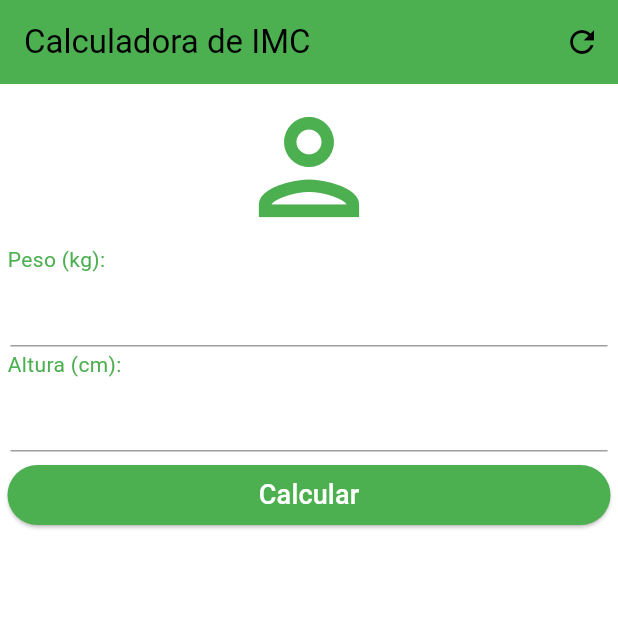
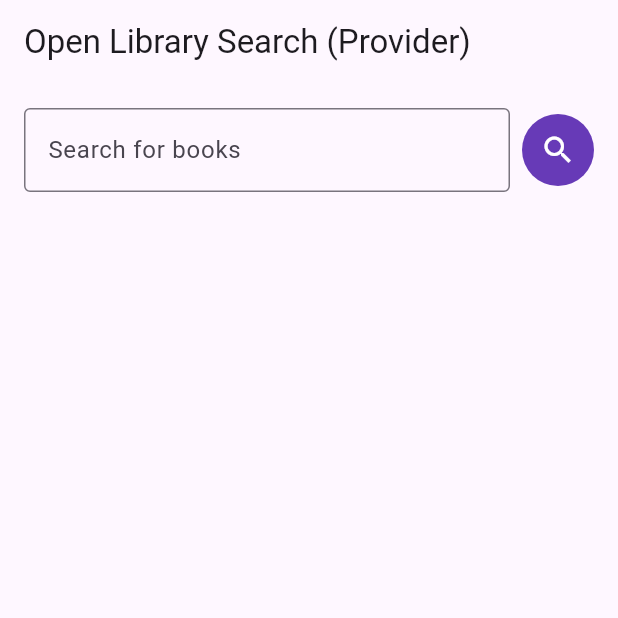
Before and after one commit to Renato556/library, a Flutter app: the screen it shows after launch, on a phone screen of 412 x 824 dp, the top half of it. Run offline on Flutter 3.47's test engine with Material 3 defaults, Android fonts, the phone set to English and light mode, and no system bars.

Commit message:
open library

```diff
--- a/lib/main.dart
+++ b/lib/main.dart
@@ -1,17 +1,16 @@
-import 'dart:math';
-
+// main.dart
 import 'package:flutter/material.dart';
-import 'package:flutter/services.dart';
+import 'package:provider/provider.dart';
+import 'views/search_page.dart';
+import 'services/api_service.dart';
 
 void main() {
-  WidgetsFlutterBinding.ensureInitialized();
-  SystemChrome.setSystemUIOverlayStyle(
-    SystemUiOverlayStyle(
-      statusBarColor: Colors.green,
-      statusBarBrightness: Brightness.light,
+  runApp(
+    ChangeNotifierProvider(
+      create: (context) => ApiService(),
+      child: const MyApp(),
     ),
   );
-  runApp(MyApp());
 }
 
 class MyApp extends StatelessWidget {
@@ -20,161 +19,9 @@ class MyApp extends StatelessWidget {
   @override
   Widget build(BuildContext context) {
     return MaterialApp(
-      title: 'Calculadora de IMC',
-      theme: ThemeData(
-        primarySwatch: Colors.green,
-        primaryColor: Colors.green,
-        textTheme: TextTheme(
-          bodyMedium: TextStyle(color: Colors.green),
-          titleMedium: TextStyle(color: Colors.green),
-          headlineMedium: TextStyle(color: Colors.green),
-        ),
-        colorScheme: ColorScheme.fromSwatch(primarySwatch: Colors.green),
-      ),
-      home: MyHomePage(title: 'Calculadora de IMC'),
+      title: 'Open Library Search',
+      theme: ThemeData(primarySwatch: Colors.blue),
+      home: const SearchPage(),
     );
   }
 }
-
-class MyHomePage extends StatefulWidget {
-  const MyHomePage({super.key, required this.title});
-  final String title;
-
-  @override
-  State<MyHomePage> createState() => _MyHomePageState();
-}
-
-class _MyHomePageState extends State<MyHomePage> {
-  String _result = '';
-  final TextEditingController _pesoController = TextEditingController();
-  final TextEditingController _alturaController = TextEditingController();
-
-  double _calculateIMC() {
-    final peso = double.parse(_pesoController.text);
-    final altura = double.parse(_alturaController.text) / 100;
-
-    return (peso / pow(altura, 2));
-  }
-
-  void _setStatus() {
-    double imc = _calculateIMC();
-    String status;
-
-    if (imc < 18.5) {
-      status = "Abaixo do peso - IMC:(${imc.toStringAsFixed(3)})";
-    } else if (imc < 24.9) {
-      status = "Peso ideal - IMC:(${imc.toStringAsFixed(3)})";
-    } else if (imc < 29.9) {
-      status = "Sobrepeso - IMC:(${imc.toStringAsFixed(3)})";
-    } else if (imc < 34.9) {
-      status = "Obesidade Grau I - IMC:(${imc.toStringAsFixed(3)})";
-    } else if (imc < 39.9) {
-      status = "Obesidade Grau II - IMC:(${imc.toStringAsFixed(3)})";
-    } else {
-      status = "Obesidade Grau III - IMC:(${imc.toStringAsFixed(3)})";
-    }
-
-    setState(() {
-      _result = status;
-    });
-  }
-
-  void _clear() {
-    setState(() {
-      _result = '';
-      _pesoController.clear();
-      _alturaController.clear();
-    });
-  }
-
-  TextField getTextField(requiredController) {
-    return TextField(
-      controller: requiredController,
-      style: TextStyle(color: Colors.green, fontSize: 18.0),
-      textAlign: TextAlign.center,
-      cursorColor: Colors.black,
-      decoration: InputDecoration(
-        enabledBorder: UnderlineInputBorder(
-          borderSide: BorderSide(color: Colors.grey, width: 1.0),
-        ),
-        focusedBorder: UnderlineInputBorder(
-          borderSide: BorderSide(color: Colors.black, width: 1.0),
-        ),
-      ),
-      keyboardType: TextInputType.numberWithOptions(decimal: true),
-      inputFormatters: <TextInputFormatter>[
-        FilteringTextInputFormatter.allow(RegExp(r'^[0-9]*\.?[0-9]*$')),
-      ],
-    );
-  }
-
-  @override
-  Widget build(BuildContext context) {
-    return Scaffold(
-      appBar: AppBar(
-        title: Text(widget.title),
-        backgroundColor: Colors.green,
-        actions: <Widget>[
-          IconButton(icon: Icon(Icons.refresh), onPressed: _clear),
-        ],
-      ),
-      body: Padding(
-        padding: EdgeInsets.all(5.0),
-        child: Column(
-          crossAxisAlignment: CrossAxisAlignment.start,
-          children: [
-            Center(
-              child: Icon(
-                Icons.person_outlined,
-                size: 100,
-                color: Colors.green,
-              ),
-            ),
-            Padding(
-              padding: EdgeInsets.only(top: 2.0),
-              child: Text('Peso (kg):'),
-            ),
-            Padding(
-              padding: EdgeInsets.symmetric(horizontal: 2.0),
-              child: getTextField(_pesoController),
-            ),
-            Padding(
-              padding: EdgeInsets.only(top: 2.0),
-              child: Text('Altura (cm):'),
-            ),
-            Padding(
-              padding: EdgeInsets.symmetric(horizontal: 2.0),
-              child: getTextField(_alturaController),
-            ),
-            Padding(
-              padding: EdgeInsets.only(top: 5.0),
-              child: SizedBox(
-                width: double.infinity,
-                child: ElevatedButton(
-                  onPressed: _setStatus,
-                  style: ElevatedButton.styleFrom(
-                    backgroundColor: Colors.green,
-                  ),
-                  child: Text(
-                    'Calcular',
-                    style: TextStyle(color: Colors.white, fontSize: 18.0),
-                  ),
-                ),
-              ),
-            ),
-            if (_result.isNotEmpty)
-              Padding(
-                padding: EdgeInsets.only(top: 10.0),
-                child: Center(
-                  child: Text(
-                    _result,
-                    style: TextStyle(color: Colors.green, fontSize: 18.0),
-                  ),
-                ),
-              ),
-          ],
-        ),
-      ),
-    );
-  }
-}
--- /dev/null
+++ b/lib/models/book.dart
@@ -0,0 +1,29 @@
+// models/book.dart
+class Book {
+  final String title;
+  final List<String> authors;
+  final int? coverId;
+  final String? firstPublishYear;
+
+  Book({
+    required this.title,
+    required this.authors,
+    this.coverId,
+    this.firstPublishYear,
+  });
+
+  factory Book.fromJson(Map<String, dynamic> json) {
+    return Book(
+      title: json['title'] ?? 'No title',
+      authors: (json['author_name'] as List?)?.cast<String>() ?? ['Unknown author'],
+      coverId: json['cover_i'],
+      firstPublishYear: json['first_publish_year']?.toString(),
+    );
+  }
+
+  String get coverUrl {
+    return coverId != null
+        ? 'https://covers.openlibrary.org/b/id/$coverId-M.jpg'
+        : 'https://openlibrary.org/images/icons/avatar_book-sm.png';
+  }
+}
--- /dev/null
+++ b/lib/services/api_service.dart
@@ -0,0 +1,52 @@
+// services/api_service.dart
+import 'dart:convert';
+import 'package:flutter/material.dart';
+import 'package:http/http.dart' as http;
+import '../models/book.dart';
+
+class ApiService with ChangeNotifier {
+  List<Book> _books = [];
+  bool _isLoading = false;
+  String _errorMessage = '';
+
+  List<Book> get books => _books;
+  bool get isLoading => _isLoading;
+  String get errorMessage => _errorMessage;
+
+  Future<void> searchBooks(String query) async {
+    if (query.isEmpty) return;
+
+    _isLoading = true;
+    _errorMessage = '';
+    notifyListeners();
+
+    try {
+      final response = await http.get(
+        Uri.parse('https://openlibrary.org/search.json?q=$query'),
+      );
+
+      if (response.statusCode == 200) {
+        final data = jsonDecode(response.body);
+        final docs = data['docs'] as List<dynamic>;
+
+        _books = docs.map((doc) => Book.fromJson(doc)).toList();
+        if (_books.isEmpty) {
+          _errorMessage = 'No books found';
+        }
+      } else {
+        _errorMessage = 'Error: ${response.statusCode}';
+      }
+    } catch (e) {
+      _errorMessage = 'Connection error';
+    } finally {
+      _isLoading = false;
+      notifyListeners();
+    }
+  }
+
+  void clearSearch() {
+    _books = [];
+    _errorMessage = '';
+    notifyListeners();
+  }
+}
--- /dev/null
+++ b/lib/views/search_page.dart
@@ -0,0 +1,117 @@
+import 'package:flutter/material.dart';
+import 'package:provider/provider.dart';
+import '../services/api_service.dart';
+import 'book_list.dart';
+
+class SearchPage extends StatefulWidget {
+  const SearchPage({super.key});
+
+  @override
+  State<SearchPage> createState() => _SearchPageState();
+}
+
+class _SearchPageState extends State<SearchPage> {
+  final TextEditingController _searchController = TextEditingController();
+  final FocusNode _searchFocusNode = FocusNode();
+  bool _showClearButton = false;
+
+  @override
+  void initState() {
+    super.initState();
+    _searchFocusNode.addListener(_onFocusChange);
+    _searchController.addListener(_onTextChanged);
+  }
+
+  void _onFocusChange() {
+    setState(() {
+      _showClearButton =
+          _searchFocusNode.hasFocus || _searchController.text.isNotEmpty;
+    });
+  }
+
+  void _onTextChanged() {
+    setState(() {
+      _showClearButton =
+          _searchController.text.isNotEmpty || _searchFocusNode.hasFocus;
+    });
+  }
+
+  @override
+  void dispose() {
+    _searchFocusNode.removeListener(_onFocusChange);
+    _searchFocusNode.dispose();
+    _searchController.dispose();
+    super.dispose();
+  }
+
+  @override
+  Widget build(BuildContext context) {
+    final apiService = Provider.of<ApiService>(context);
+
+    return Scaffold(
+      appBar: AppBar(title: const Text('Open Library Search (Provider)')),
+      body: Column(
+        children: [
+          Padding(
+            padding: const EdgeInsets.all(16.0),
+            child: Row(
+              children: [
+                Expanded(
+                  child: TextField(
+                    controller: _searchController,
+                    focusNode: _searchFocusNode,
+                    decoration: InputDecoration(
+                      labelText: 'Search for books',
+                      hintText:
+                          _searchFocusNode.hasFocus
+                              ? 'Enter title, author, or keywords'
+                              : null,
+                      border: const OutlineInputBorder(),
+                      suffixIcon:
+                          _showClearButton
+                              ? IconButton(
+                                icon: const Icon(Icons.clear),
+                                onPressed: () {
+                                  _searchController.clear();
+                                  apiService.clearSearch();
+                                  setState(() {
+                                    _showClearButton = false;
+                                  });
+                                },
+                              )
+                              : null,
+                    ),
+                    onSubmitted: (value) {
+                      apiService.searchBooks(value);
+                    },
+                  ),
+                ),
+                const SizedBox(width: 8),
+                Container(
+                  decoration: BoxDecoration(
+                    color: Colors.deepPurple,
+                    shape: BoxShape.circle,
+                  ),
+                  child: IconButton(
+                    icon: const Icon(Icons.search, color: Colors.white),
+                    onPressed: () {
+                      apiService.searchBooks(_searchController.text);
+                    },
+                  ),
+                ),
+              ],
+            ),
+          ),
+          Expanded(
+            child:
+                apiService.isLoading
+                    ? const Center(child: CircularProgressIndicator())
+                    : apiService.errorMessage.isNotEmpty
+                    ? Center(child: Text(apiService.errorMessage))
+                    : BookList(books: apiService.books),
+          ),
+        ],
+      ),
+    );
+  }
+}
```
Also changed, not shown: lib/views/book_list.dart (added, +47 -0 lines), pubspec.yaml (+4 -3 lines), pubspec.lock, 1 other file.
